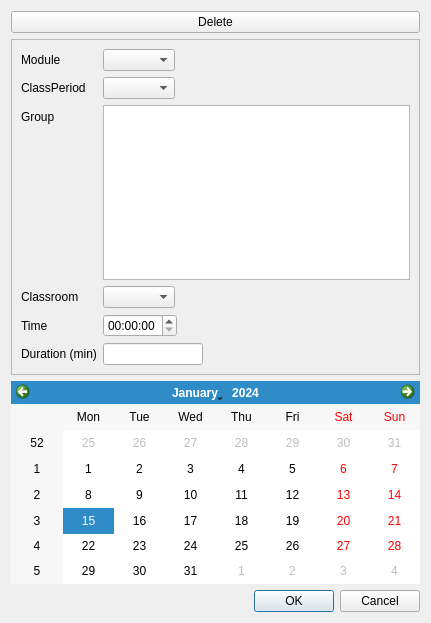
This is Gui/WindowEditTimeSlot.ui in JeanCoquet/Zebulon as Qt 5 draws it before an edit. The edited form follows.
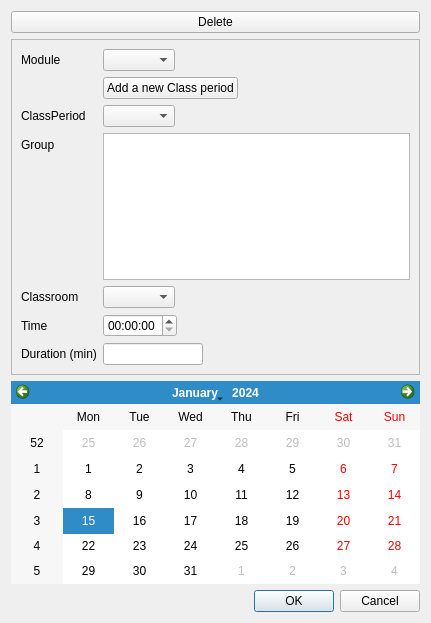
This is the edited form.

```diff
--- a/Gui/WindowEditTimeSlot.ui
+++ b/Gui/WindowEditTimeSlot.ui
@@ -32,7 +32,7 @@
         <x>0</x>
         <y>0</y>
         <width>393</width>
-        <height>317</height>
+        <height>354</height>
        </rect>
       </property>
       <layout class="QFormLayout" name="formLayout">
@@ -49,14 +49,14 @@
        <item row="0" column="1">
         <widget class="QComboBox" name="comboBoxModule"/>
        </item>
-       <item row="2" column="0">
+       <item row="3" column="0">
         <widget class="QLabel" name="label_2">
          <property name="text">
           <string>ClassPeriod</string>
          </property>
         </widget>
        </item>
-       <item row="2" column="1">
+       <item row="3" column="1">
         <widget class="QComboBox" name="comboBoxClassPeriod"/>
        </item>
        <item row="8" column="0">
@@ -103,16 +103,23 @@
          </property>
         </widget>
        </item>
-       <item row="4" column="0">
+       <item row="5" column="0">
         <widget class="QLabel" name="label_6">
          <property name="text">
           <string>Group</string>
          </property>
         </widget>
        </item>
-       <item row="4" column="1">
+       <item row="5" column="1">
         <widget class="QListWidget" name="listGroups"/>
        </item>
+       <item row="2" column="1">
+        <widget class="QPushButton" name="addClassPeriod">
+         <property name="text">
+          <string>Add a new Class period</string>
+         </property>
+        </widget>
+       </item>
       </layout>
      </widget>
     </widget>
```
Left out of the diff: 12 changed lines with no effect on the pictures.
